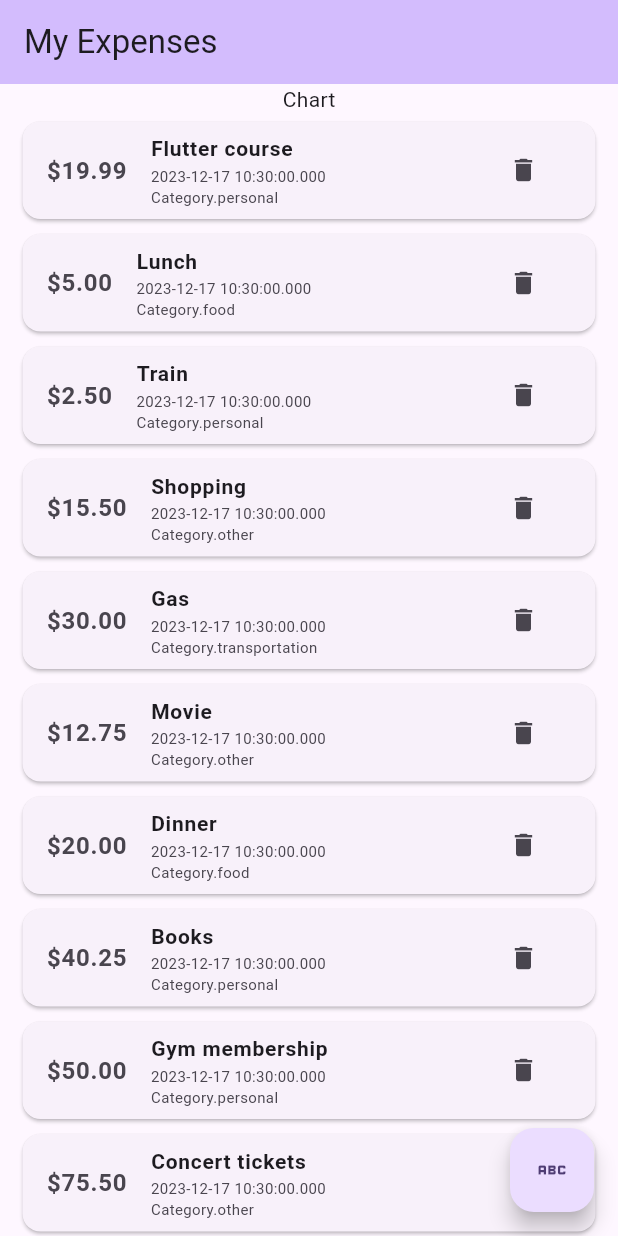
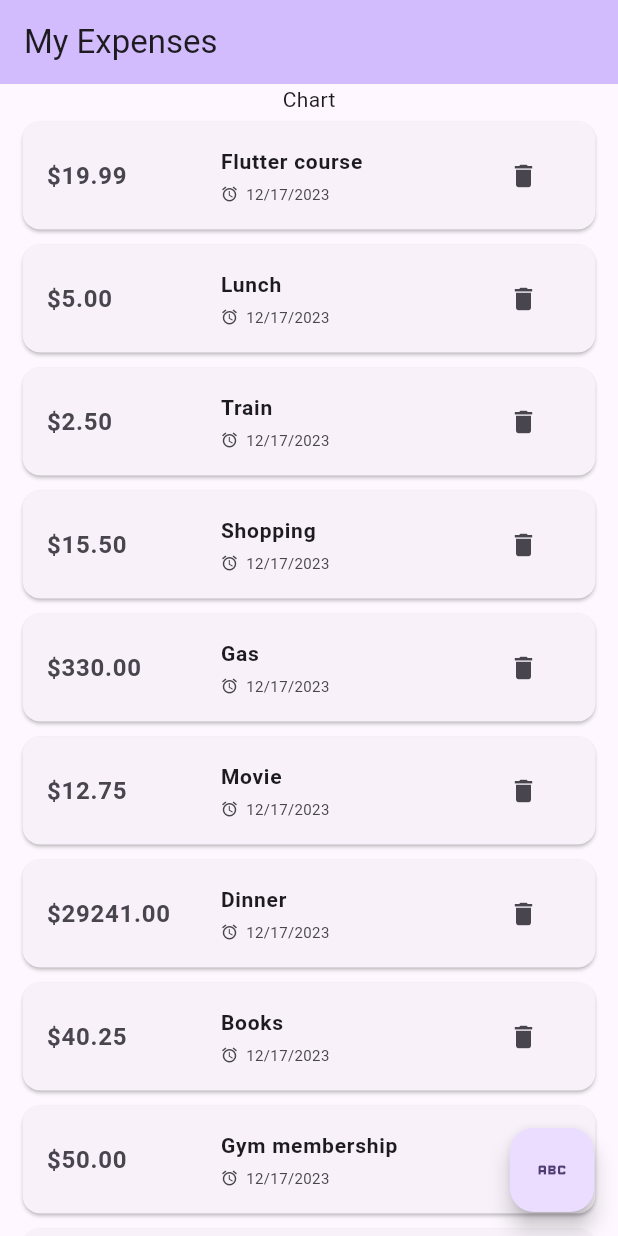
Before and after one commit to gayashan4lk/budget_tracker, a Flutter app: the screen it shows after launch, on a phone screen of 412 x 824 dp. Run offline on Flutter 3.47's test engine with Material 3 defaults, Android fonts, the phone set to English and light mode, and no system bars.

Commit message:
Update expense amounts and display formatted date

```diff
--- a/lib/home.dart
+++ b/lib/home.dart
@@ -16,9 +16,9 @@ class _HomePageState extends State<HomePage> {
     Expense(title: "Lunch", amount: 5.00, date: DateTime.now(), category: Category.food),
     Expense(title: "Train", amount: 2.50, date: DateTime.now(), category: Category.personal),
     Expense(title: "Shopping", amount: 15.50, date: DateTime.now(), category: Category.other),
-    Expense(title: "Gas", amount: 30.00, date: DateTime.now(), category: Category.transportation),
+    Expense(title: "Gas", amount: 330.00, date: DateTime.now(), category: Category.transportation),
     Expense(title: "Movie", amount: 12.75, date: DateTime.now(), category: Category.other),
-    Expense(title: "Dinner", amount: 20.00, date: DateTime.now(), category: Category.food),
+    Expense(title: "Dinner", amount: 29241.00, date: DateTime.now(), category: Category.food),
     Expense(title: "Books", amount: 40.25, date: DateTime.now(), category: Category.personal),
     Expense(title: "Gym membership", amount: 50.00, date: DateTime.now(), category: Category.personal),
     Expense(title: "Concert tickets", amount: 75.50, date: DateTime.now(), category: Category.other),
@@ -72,16 +72,21 @@ class ExpenseItem extends StatelessWidget {
     return Card(
       margin: const EdgeInsets.symmetric(vertical: 5, horizontal: 15),
       child: ListTile(
-        leading: Text(
-          '\$${expense.amount.toStringAsFixed(2)}',
-          style: const TextStyle(fontWeight: FontWeight.bold, fontSize: 16),
+        leading: Container(
+          width: 100,
+          child: Text(
+            '\$${expense.amount.toStringAsFixed(2)}',
+            style: const TextStyle(fontWeight: FontWeight.bold, fontSize: 16),
+          ),
         ),
         title: Text(expense.title, style: const TextStyle(fontWeight: FontWeight.bold, fontSize: 14)),
-        subtitle: Column(
-          crossAxisAlignment: CrossAxisAlignment.start,
+        subtitle: Row(
+          mainAxisAlignment: MainAxisAlignment.start,
+          crossAxisAlignment: CrossAxisAlignment.center,
           children: [
-            Text(expense.date.toString(), style: const TextStyle(fontSize: 10)),
-            Text(expense.category.toString(), style: const TextStyle(fontSize: 10)),
+            const Icon(Icons.access_alarm, size: 12),
+            const SizedBox(width: 5),
+            Text(expense.formattedDate, style: const TextStyle(fontSize: 10)),
           ],
         ),
         trailing: IconButton(
--- a/lib/models/expense.dart
+++ b/lib/models/expense.dart
@@ -1,3 +1,4 @@
+import 'package:intl/intl.dart';
 import 'package:uuid/uuid.dart';
 
 enum Category { food, transportation, personal, other }
@@ -16,4 +17,8 @@ class Expense {
   final double amount;
   final DateTime date;
   final Category category;
+
+  String get formattedDate {
+    return DateFormat.yMd().format(date);
+  }
 }
```
